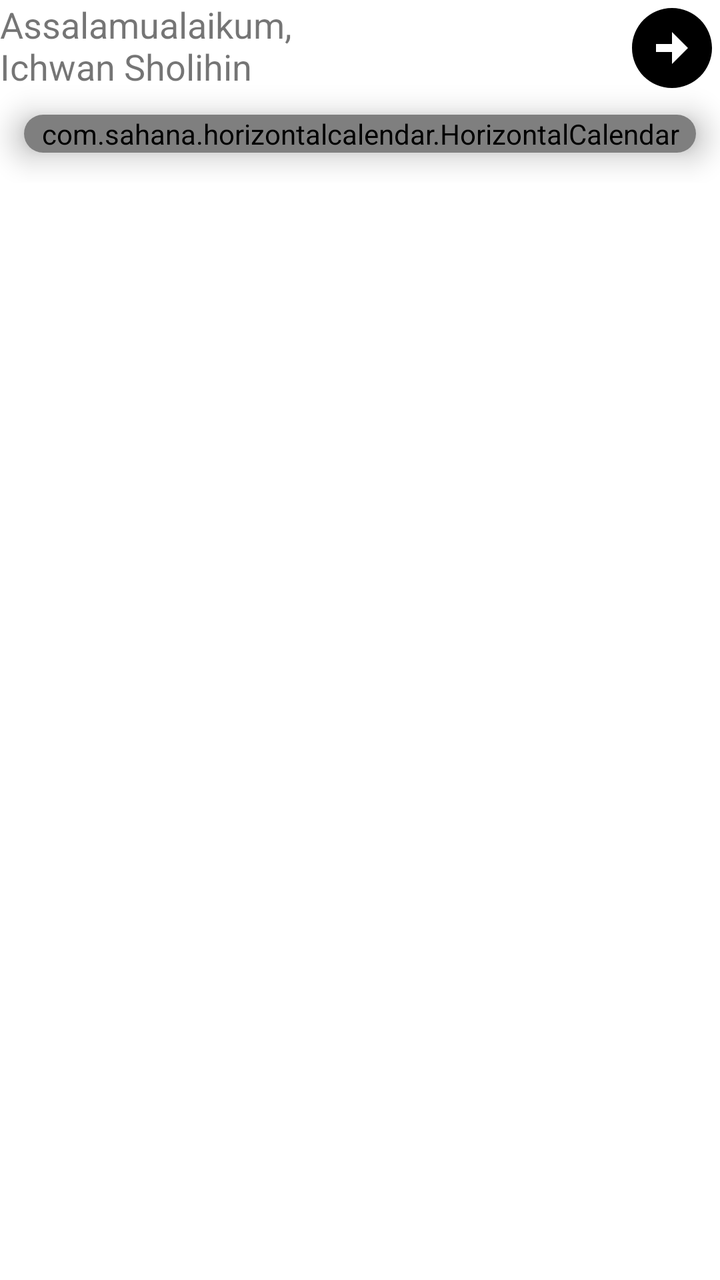
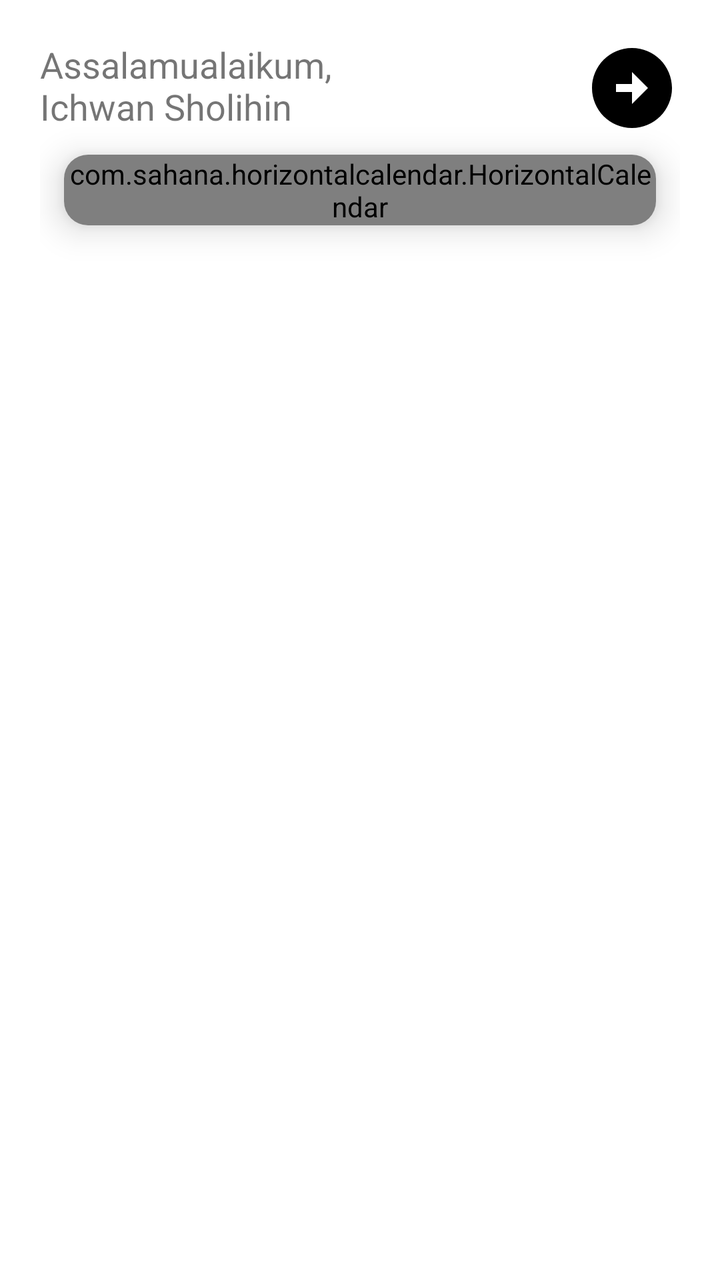

The first picture is an Android layout as it rendered before a commit; the second is the same layout after the commit. The layout source and the unified diff follow.
<!-- AndroidManifest.xml: application theme Theme.SchoolReport -->
<!-- res/layout/activity_student.xml -->
<?xml version="1.0" encoding="utf-8"?>
<ScrollView xmlns:android="http://schemas.android.com/apk/res/android"
    android:layout_width="match_parent"
    android:layout_height="match_parent"
    xmlns:app="http://schemas.android.com/apk/res-auto"
    android:layout_margin="20dp"
    xmlns:tools="http://schemas.android.com/tools"
    tools:context=".MainActivity">

    <androidx.constraintlayout.widget.ConstraintLayout
        android:layout_width="match_parent"
        android:layout_height="wrap_content">

        <ImageButton
            android:layout_width="48dp"
            android:layout_height="48dp"
            android:src="@drawable/baseline_arrow_circle"
            android:background="@color/white"
            android:contentDescription="@string/app_name"
            app:layout_constraintTop_toTopOf="parent"
            app:layout_constraintEnd_toEndOf="parent"/>

        <TextView
            android:id="@+id/greeting_tv"
            android:layout_width="wrap_content"
            android:layout_height="wrap_content"
            android:text="@string/greetings"
            android:textSize="18sp"
            app:layout_constraintStart_toStartOf="parent"
            app:layout_constraintTop_toTopOf="parent" />

        <com.google.android.material.card.MaterialCardView
            android:id="@+id/horizontal_calendar_cv"
            style="?attr/materialCardViewElevatedStyle"
            android:layout_width="match_parent"
            android:layout_height="wrap_content"
            android:layout_margin="12dp"
            app:cardElevation="10dp"
            app:cardCornerRadius="12dp"
            app:layout_constraintEnd_toEndOf="parent"
            app:layout_constraintStart_toStartOf="parent"
            app:layout_constraintTop_toBottomOf="@id/greeting_tv">

            <com.sahana.horizontalcalendar.HorizontalCalendar
                android:id="@+id/horizontal_calendar"
                android:layout_width="match_parent"
                android:layout_height="wrap_content"
                app:layout_constraintEnd_toEndOf="parent"
                app:layout_constraintStart_toStartOf="parent"
                app:numOfDays="90"
                app:setBgColor="@drawable/unselected_card_bg"
                app:setDateTextSize="18sp"
                app:setMonthTextSize="12sp"
                app:setSelectedBgColor="@drawable/selected_card_bg"
                app:setSelectedTextColor="@color/white"
                app:setTextColor="@color/white"
                app:setWeekTextSize="12sp" />

        </com.google.android.material.card.MaterialCardView>

        <androidx.recyclerview.widget.RecyclerView
            android:id="@+id/list_report"
            android:layout_width="match_parent"
            android:layout_height="wrap_content"
            android:layout_marginTop="15dp"
            app:layout_constraintTop_toBottomOf="@id/horizontal_calendar_cv"
            tools:listitem="@layout/item_category" />


    </androidx.constraintlayout.widget.ConstraintLayout>

</ScrollView>
<!-- res/layout/item_category.xml (included above) -->
<?xml version="1.0" encoding="utf-8"?>
<androidx.constraintlayout.widget.ConstraintLayout xmlns:android="http://schemas.android.com/apk/res/android"
    android:layout_width="match_parent"
    android:layout_height="wrap_content"
    xmlns:app="http://schemas.android.com/apk/res-auto"
    xmlns:tools="http://schemas.android.com/tools">

    <TextView
        android:id="@+id/category_title_tv"
        android:layout_width="wrap_content"
        android:layout_height="wrap_content"
        android:text="@string/laporan_ibadah"
        android:textSize="18sp"
        app:layout_constraintTop_toTopOf="parent"
        app:layout_constraintStart_toStartOf="parent"/>

    <androidx.recyclerview.widget.RecyclerView
        android:id="@+id/list_item_question_rv"
        android:layout_width="match_parent"
        android:layout_height="wrap_content"
        app:layout_constraintTop_toBottomOf="@id/category_title_tv"
        tools:listitem="@layout/item_checkbox"/>

</androidx.constraintlayout.widget.ConstraintLayout>
<!-- res/layout/item_checkbox.xml (included above) -->
<?xml version="1.0" encoding="utf-8"?>
<RelativeLayout xmlns:android="http://schemas.android.com/apk/res/android"
    android:layout_width="match_parent"
    android:layout_height="wrap_content">

    <TextView
        android:id="@+id/question_tv"
        android:layout_width="wrap_content"
        android:layout_height="wrap_content"
        android:text="@string/app_name"
        android:textSize="20sp"
        android:layout_marginStart="15dp"
        android:layout_alignParentStart="true"
        android:layout_toStartOf="@id/question_cb" />

    <CheckBox
        android:id="@+id/question_cb"
        android:layout_width="wrap_content"
        android:layout_height="wrap_content"
        android:layout_alignParentEnd="true"/>

</RelativeLayout>
<!-- resources referenced by this layout -->
<resources>
  <color name="white">#FFFFFFFF</color>
  <!-- drawable baseline_arrow_circle (drawable) -->
  <vector xmlns:android="http://schemas.android.com/apk/res/android" android:height="48dp" android:tint="#000000" android:viewportHeight="24" android:viewportWidth="24" android:width="48dp">
        
      <path android:fillColor="@android:color/white" android:pathData="M22,12c0,-5.52 -4.48,-10 -10,-10S2,6.48 2,12c0,5.52 4.48,10 10,10S22,17.52 22,12zM12,13l-4,0v-2l4,0V8l4,4l-4,4V13z"/>
      
  </vector>
  <!-- drawable selected_card_bg (drawable) -->
  <?xml version="1.0" encoding="utf-8"?>
  <shape xmlns:android="http://schemas.android.com/apk/res/android"
      android:shape="rectangle">
  
      <corners android:radius="12dp"/>
      <solid android:color="@color/design_default_color_secondary"/>
  </shape>
  <!-- drawable unselected_card_bg (drawable) -->
  <?xml version="1.0" encoding="utf-8"?>
  <shape xmlns:android="http://schemas.android.com/apk/res/android"
      android:shape="rectangle">
  
      <corners android:radius="12dp"/>
      <solid android:color="@color/design_default_color_primary"/>
  
  </shape>
  <string name="app_name">SchoolReport</string>
  <string name="greetings">Assalamualaikum, \nIchwan Sholihin</string>
  <string name="laporan_ibadah">Laporan Ibadah</string>
  <style name="Theme.SchoolReport" parent="Theme.MaterialComponents.DayNight.NoActionBar" />
</resources>

<!-- the commit's change to res/layout/activity_student.xml (unified diff, before → after) -->
@@ -1,16 +1,13 @@
 <?xml version="1.0" encoding="utf-8"?>
-<ScrollView xmlns:android="http://schemas.android.com/apk/res/android"
+<androidx.constraintlayout.widget.ConstraintLayout xmlns:android="http://schemas.android.com/apk/res/android"
     android:layout_width="match_parent"
     android:layout_height="match_parent"
     xmlns:app="http://schemas.android.com/apk/res-auto"
-    android:layout_margin="20dp"
+    android:padding="20dp"
     xmlns:tools="http://schemas.android.com/tools"
-    tools:context=".MainActivity">
+    tools:context=".view.MainActivity">
 
-    <androidx.constraintlayout.widget.ConstraintLayout
-        android:layout_width="match_parent"
-        android:layout_height="wrap_content">
-
+    
         <ImageButton
             android:layout_width="48dp"
             android:layout_height="48dp"
@@ -60,16 +57,17 @@
 
         <androidx.recyclerview.widget.RecyclerView
             android:id="@+id/list_report"
-            android:layout_width="match_parent"
-            android:layout_height="wrap_content"
+            android:layout_width="0dp"
+            android:layout_height="0dp"
             android:layout_marginTop="15dp"
             app:layout_constraintTop_toBottomOf="@id/horizontal_calendar_cv"
+            app:layout_constraintStart_toStartOf="parent"
+            app:layout_constraintEnd_toEndOf="parent"
+            app:layout_constraintBottom_toBottomOf="parent"
             tools:listitem="@layout/item_category" />
 
 
-    </androidx.constraintlayout.widget.ConstraintLayout>
-
-</ScrollView>
+</androidx.constraintlayout.widget.ConstraintLayout>
 <!-- res/layout/item_category.xml (included above) -->
 <?xml version="1.0" encoding="utf-8"?>
 <androidx.constraintlayout.widget.ConstraintLayout xmlns:android="http://schemas.android.com/apk/res/android"
